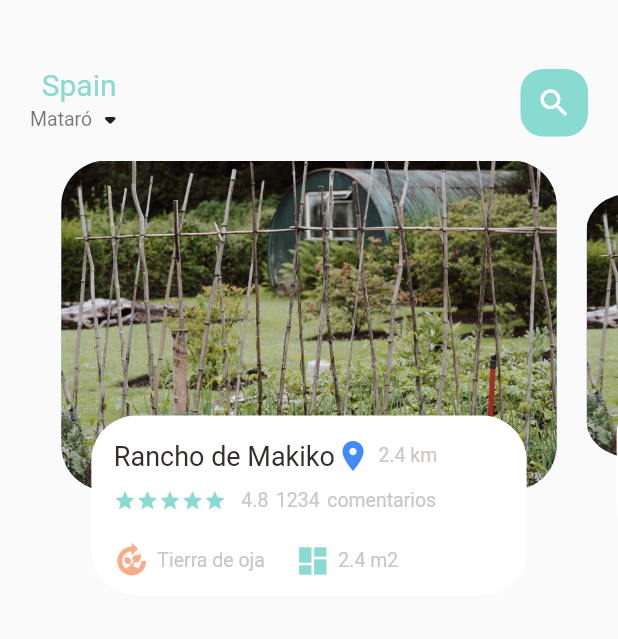
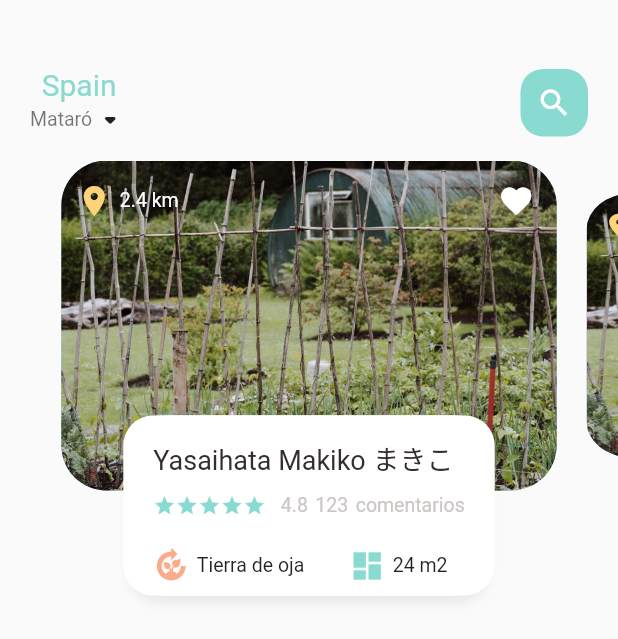
Before and after one commit to GitRockie/farmee, a Flutter app: the screen it shows after launch, on a phone screen of 412 x 824 dp. Shown: the top 639 px of the screen. Run offline on Flutter 3.47's test engine with Material 2 defaults, Android fonts, the phone set to English and light mode, and no system bars.

Commit message:
Shadow on the FarmPage
BoxShadow add, adjustments
Adding more white shadows to background to get rid of the shadow, by matching the color

```diff
--- a/lib/home/farms_page_body.dart
+++ b/lib/home/farms_page_body.dart
@@ -86,13 +86,50 @@ class _FarmsPageBodyState extends State<FarmsPageBody> {
                   image: const DecorationImage(
                       fit: BoxFit.cover,
                       image: AssetImage('assets/images/huerto1.png')))),
+          GestureDetector(
+            onTap: () {},
+            child: Row(
+              mainAxisAlignment: MainAxisAlignment.spaceBetween,
+              children: [
+                Container(
+                  margin:
+                      const EdgeInsets.symmetric(vertical: 15, horizontal: 20),
+                  child: const IconAndText(
+                    icon: Icons.location_on,
+                    iconColor: AppColors.yellowColor,
+                    text: '2.4 km',
+                    color: Colors.white,
+                  ),
+                ),
+                Container(
+                  margin:
+                      const EdgeInsets.symmetric(vertical: 15, horizontal: 20),
+                  child: const IconAndText(
+                    icon: Icons.favorite_outlined,
+                    iconColor: Colors.white,
+                    text: '',
+                    color: Colors.white,
+                  ),
+                ),
+              ],
+            ),
+          ),
           Align(
             alignment: Alignment.bottomCenter,
             child: Container(
               height: 120,
               margin: const EdgeInsets.only(left: 30, right: 30, bottom: 30),
               decoration: BoxDecoration(
-                  borderRadius: BorderRadius.circular(30), color: Colors.white),
+                  borderRadius: BorderRadius.circular(20),
+                  color: Colors.white,
+                  boxShadow: const [
+                    BoxShadow(
+                        color: Color(0xFFe8e8e8),
+                        blurRadius: 5,
+                        offset: Offset(0, 5)),
+                    BoxShadow(color: Colors.white, offset: Offset(-5, 0)),
+                    BoxShadow(color: Colors.white, offset: Offset(5, 0)),
+                  ]),
               child: Container(
                 padding: const EdgeInsets.only(top: 15, left: 15, right: 15),
                 child: Column(
@@ -103,13 +140,8 @@ class _FarmsPageBodyState extends State<FarmsPageBody> {
                       child: Row(
                         children: [
                           BigText(
-                            text: 'Rancho de Makiko',
+                            text: 'Yasaihata Makiko まきこ',
                             size: 18,
-                          ),
-                          const IconAndText(
-                            icon: Icons.location_on,
-                            iconColor: Colors.blueAccent,
-                            text: '2.4 km',
                           ),
                         ],
                       ),
@@ -139,7 +171,7 @@ class _FarmsPageBodyState extends State<FarmsPageBody> {
                             width: 5,
                           ),
                           SmallText(
-                            text: '1234',
+                            text: '123',
                           ),
                           const SizedBox(
                             width: 5,
@@ -151,7 +183,9 @@ class _FarmsPageBodyState extends State<FarmsPageBody> {
                     const SizedBox(
                       height: 20,
                     ),
-                    Row(
+                    SingleChildScrollView(
+                      scrollDirection: Axis.horizontal,
+                      child: Row(
                         children: const [
                           IconAndText(
                             icon: Icons.compost,
@@ -162,14 +196,15 @@ class _FarmsPageBodyState extends State<FarmsPageBody> {
                             width: 5,
                           ),
                           SizedBox(
-                          width: 15,
+                            width: 25,
                           ),
                           IconAndText(
                             icon: Icons.dashboard,
                             iconColor: AppColors.mainColor,
-                          text: '2.4 m2',
+                            text: '24 m2',
                           ),
                         ],
+                      ),
                     )
                   ],
                 ),
--- a/lib/widgets/icon_and_text.dart
+++ b/lib/widgets/icon_and_text.dart
@@ -4,12 +4,13 @@ import 'package:flutter/material.dart';
 class IconAndText extends StatelessWidget {
   final IconData icon;
   final String text;
-
+  final Color? color;
   final Color iconColor;
   const IconAndText(
       {super.key,
       required this.icon,
       required this.text,
+      this.color,
       required this.iconColor});
 
   @override
@@ -25,6 +26,7 @@ class IconAndText extends StatelessWidget {
         ),
         SmallText(
           text: text,
+          color: color,
         )
       ],
     );
```
Lines whose indentation alone changed are shown as unchanged.
